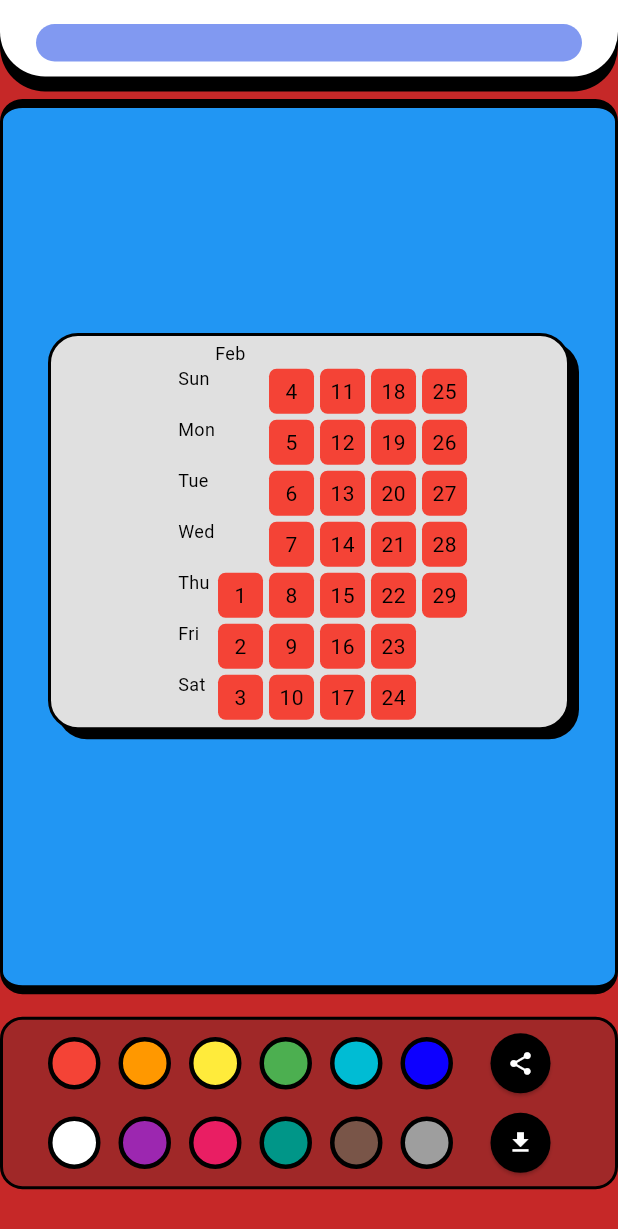
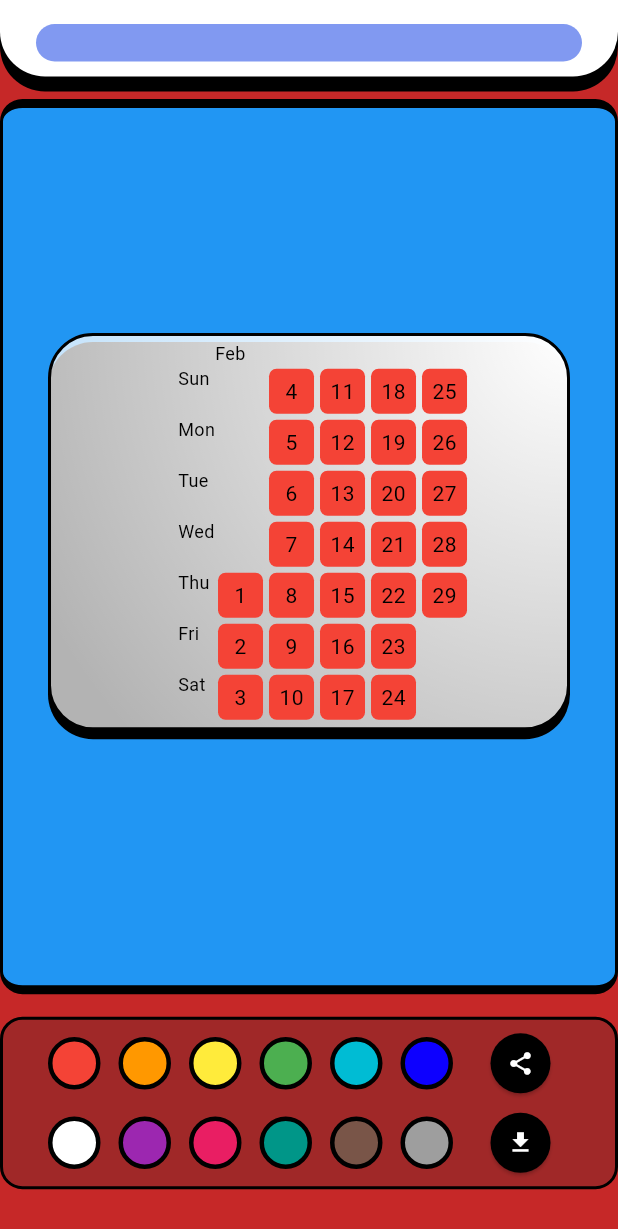
Before and after one commit to VedantNDasgupta/carbozzo-final, a Flutter app: the HomePage screen opened directly, after a tap on the "share" icon, on a phone screen of 412 x 824 dp. Shown: the top 1229 px of the screen. Run offline on Flutter 3.47's test engine with Material 3 defaults, Android fonts, the light colour scheme and no system bars; drawn by our look-alikes of flutter_heatmap_calendar, screenshot; our stand-ins replace animated_splash_screen, camera, cloud_firestore, connectivity_plus, curved_navigation_bar, firebase_auth and 19 more; missing offline and left inert: autocomplete_textfield, neubrutalism_ui, qr_code_scanner; accounts and stored records are empty.

Commit message:
NEC showcase 1.0

```diff
--- a/lib/pages/main_pages/home_page.dart
+++ b/lib/pages/main_pages/home_page.dart
@@ -88,7 +88,14 @@ class _HomePageState extends State<HomePage> {
           Container(
             width: double.infinity,
             decoration: BoxDecoration(
-              color: Colors.white,
+              gradient: RadialGradient(
+                colors: [
+                  Colors.redAccent,
+                  Colors.tealAccent,
+                ],
+                radius: 3,
+                center: Alignment.topRight,
+              ),
               borderRadius: BorderRadius.vertical(bottom: Radius.circular(30)),
               border: Border.all(
                 color: Colors.black,
@@ -192,8 +199,15 @@ class _HomePageState extends State<HomePage> {
           Container(
             margin: EdgeInsets.only(left: 20, right: 20),
             decoration: BoxDecoration(
-              color: Colors.grey[300],
-              borderRadius: BorderRadius.circular(20),
+              gradient: RadialGradient(
+                colors: [
+                  Colors.white,
+                  Colors.white70,
+                ],
+                radius: 1.5,
+                center: Alignment.topRight,
+              ),
+              borderRadius: BorderRadius.all(Radius.circular(30)),
               border: Border.all(
                 color: Colors.black,
                 width: 2,
@@ -201,7 +215,7 @@ class _HomePageState extends State<HomePage> {
               boxShadow: [
                 BoxShadow(
                   color: Colors.black,
-                  offset: Offset(6.0, 6.0),
+                  offset: Offset(0.0, 6.0),
                 ),
               ],
             ),
--- a/lib/pages/share_page.dart
+++ b/lib/pages/share_page.dart
@@ -107,8 +107,15 @@ class _SharePageState extends State<SharePage> {
                 margin:
                     EdgeInsets.only(left: 30, right: 30, top: 150, bottom: 170),
                 decoration: BoxDecoration(
-                  color: Colors.grey[300],
-                  borderRadius: BorderRadius.circular(20),
+                  gradient: RadialGradient(
+                    colors: [
+                      Colors.white,
+                      Colors.white70,
+                    ],
+                    radius: 1.5,
+                    center: Alignment.topRight,
+                  ),
+                  borderRadius: BorderRadius.all(Radius.circular(30)),
                   border: Border.all(
                     color: Colors.black,
                     width: 2,
@@ -116,7 +123,7 @@ class _SharePageState extends State<SharePage> {
                   boxShadow: [
                     BoxShadow(
                       color: Colors.black,
-                      offset: Offset(6.0, 6.0),
+                      offset: Offset(0.0, 6.0),
                     ),
                   ],
                 ),
```
Also changed, not shown: lib/pages/main_pages/community_page.dart (+8 -1 lines), lib/pages/main_pages/ideas_page.dart (+8 -1 lines).
